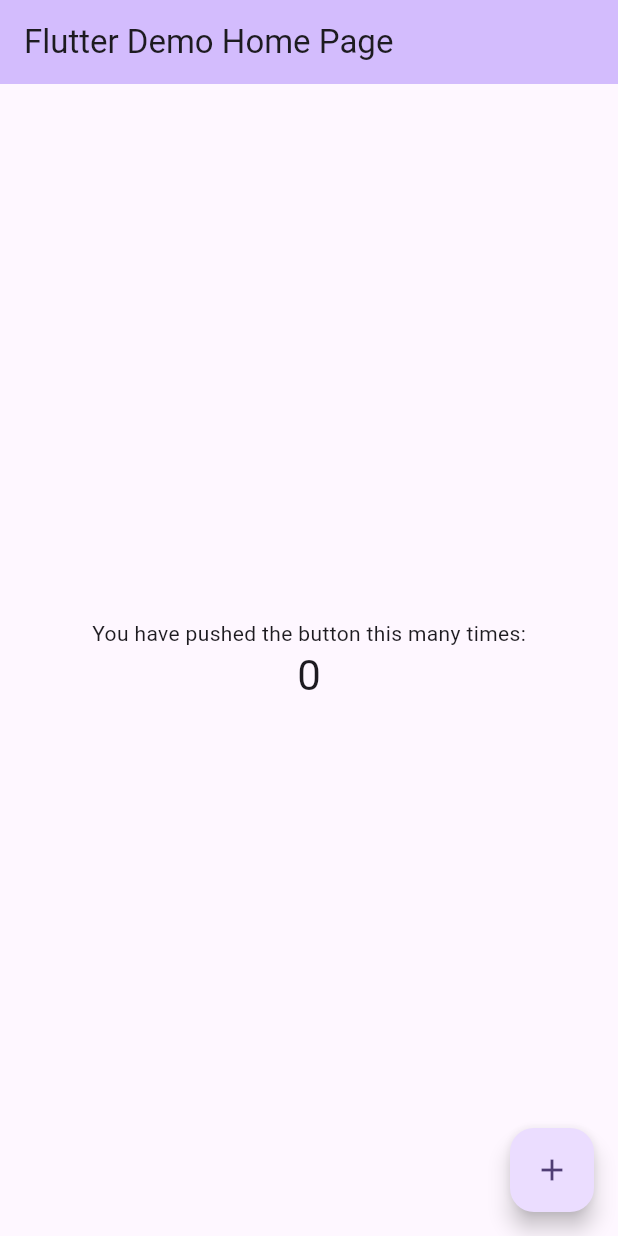
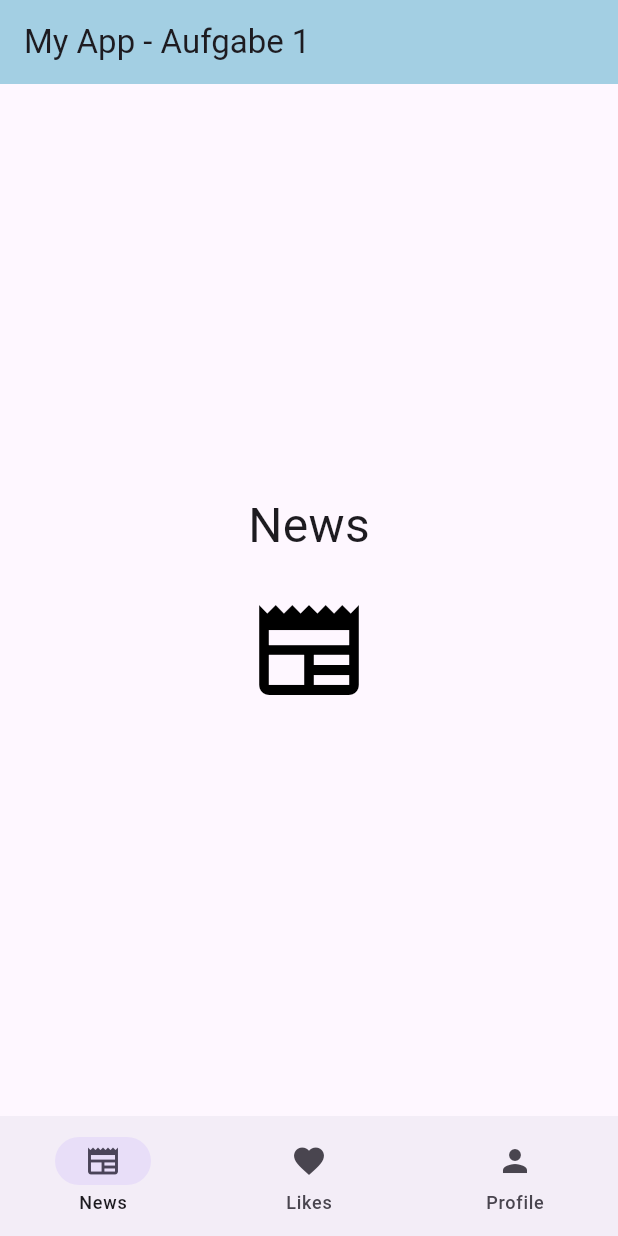
Before and after one commit to FrancescBrau/tasksheet_0210_fb, a Flutter app: the screen it shows after launch, on a phone screen of 412 x 824 dp. Run offline on Flutter 3.47's test engine with Material 3 defaults, Android fonts, the phone set to English and light mode, and no system bars.

Commit message:
first commit - Aufgabe 1

```diff
--- a/lib/main.dart
+++ b/lib/main.dart
@@ -7,119 +7,137 @@ void main() {
 class MyApp extends StatelessWidget {
   const MyApp({super.key});
 
-  // This widget is the root of your application.
   @override
   Widget build(BuildContext context) {
     return MaterialApp(
-      title: 'Flutter Demo',
+      title: 'My App',
       theme: ThemeData(
-        // This is the theme of your application.
-        //
-        // TRY THIS: Try running your application with "flutter run". You'll see
-        // the application has a purple toolbar. Then, without quitting the app,
-        // try changing the seedColor in the colorScheme below to Colors.green
-        // and then invoke "hot reload" (save your changes or press the "hot
-        // reload" button in a Flutter-supported IDE, or press "r" if you used
-        // the command line to start the app).
-        //
-        // Notice that the counter didn't reset back to zero; the application
-        // state is not lost during the reload. To reset the state, use hot
-        // restart instead.
-        //
-        // This works for code too, not just values: Most code changes can be
-        // tested with just a hot reload.
-        colorScheme: ColorScheme.fromSeed(seedColor: Colors.deepPurple),
-        useMaterial3: true,
+        primarySwatch: Colors.blue,
       ),
-      home: const MyHomePage(title: 'Flutter Demo Home Page'),
+      home: const _AppHomeState(),
     );
   }
 }
 
-class MyHomePage extends StatefulWidget {
-  const MyHomePage({super.key, required this.title});
-
-  // This widget is the home page of your application. It is stateful, meaning
-  // that it has a State object (defined below) that contains fields that affect
-  // how it looks.
-
-  // This class is the configuration for the state. It holds the values (in this
-  // case the title) provided by the parent (in this case the App widget) and
-  // used by the build method of the State. Fields in a Widget subclass are
-  // always marked "final".
-
-  final String title;
+class _AppHomeState extends StatefulWidget {
+  // ignore: unused_element
+  const _AppHomeState({super.key});
 
   @override
-  State<MyHomePage> createState() => _MyHomePageState();
+  State<_AppHomeState> createState() => _AppHomeStateState();
 }
 
-class _MyHomePageState extends State<MyHomePage> {
-  int _counter = 0;
+class _AppHomeStateState extends State<_AppHomeState> {
+  int currentIndex = 0;
 
-  void _incrementCounter() {
-    setState(() {
-      // This call to setState tells the Flutter framework that something has
-      // changed in this State, which causes it to rerun the build method below
-      // so that the display can reflect the updated values. If we changed
-      // _counter without calling setState(), then the build method would not be
-      // called again, and so nothing would appear to happen.
-      _counter++;
-    });
-  }
+  final List<Widget> widgets = [
+    const NewsWidget(),
+    const LikesWidget(),
+    const ProfileWidget(),
+  ];
 
   @override
   Widget build(BuildContext context) {
-    // This method is rerun every time setState is called, for instance as done
-    // by the _incrementCounter method above.
-    //
-    // The Flutter framework has been optimized to make rerunning build methods
-    // fast, so that you can just rebuild anything that needs updating rather
-    // than having to individually change instances of widgets.
     return Scaffold(
       appBar: AppBar(
-        // TRY THIS: Try changing the color here to a specific color (to
-        // Colors.amber, perhaps?) and trigger a hot reload to see the AppBar
-        // change color while the other colors stay the same.
-        backgroundColor: Theme.of(context).colorScheme.inversePrimary,
-        // Here we take the value from the MyHomePage object that was created by
-        // the App.build method, and use it to set our appbar title.
-        title: Text(widget.title),
+        title: const Text('My App - Aufgabe 1'),
+        backgroundColor: const Color.fromARGB(255, 163, 207, 227),
       ),
-      body: Center(
-        // Center is a layout widget. It takes a single child and positions it
-        // in the middle of the parent.
-        child: Column(
-          // Column is also a layout widget. It takes a list of children and
-          // arranges them vertically. By default, it sizes itself to fit its
-          // children horizontally, and tries to be as tall as its parent.
-          //
-          // Column has various properties to control how it sizes itself and
-          // how it positions its children. Here we use mainAxisAlignment to
-          // center the children vertically; the main axis here is the vertical
-          // axis because Columns are vertical (the cross axis would be
-          // horizontal).
-          //
-          // TRY THIS: Invoke "debug painting" (choose the "Toggle Debug Paint"
-          // action in the IDE, or press "p" in the console), to see the
-          // wireframe for each widget.
-          mainAxisAlignment: MainAxisAlignment.center,
-          children: <Widget>[
-            const Text(
-              'You have pushed the button this many times:',
-            ),
-            Text(
-              '$_counter',
-              style: Theme.of(context).textTheme.headlineMedium,
-            ),
-          ],
-        ),
+      bottomNavigationBar: NavigationBar(
+        selectedIndex: currentIndex,
+        onDestinationSelected: (int index) {
+          setState(() {
+            currentIndex = index;
+          });
+        },
+        destinations: const [
+          NavigationDestination(icon: Icon(Icons.newspaper), label: "News"),
+          NavigationDestination(icon: Icon(Icons.favorite), label: "Likes"),
+          NavigationDestination(icon: Icon(Icons.person), label: "Profile"),
+        ],
       ),
-      floatingActionButton: FloatingActionButton(
-        onPressed: _incrementCounter,
-        tooltip: 'Increment',
-        child: const Icon(Icons.add),
-      ), // This trailing comma makes auto-formatting nicer for build methods.
+      body: widgets[currentIndex],
     );
   }
 }
+
+class NewsWidget extends StatelessWidget {
+  const NewsWidget({super.key});
+
+  @override
+  Widget build(BuildContext context) {
+    return const Center(
+      child: Column(
+        mainAxisAlignment: MainAxisAlignment.center,
+        children: [
+          Text(
+            'News',
+            style: TextStyle(fontSize: 32),
+          ),
+          SizedBox(height: 20),
+          Icon(
+            Icons.newspaper,
+            size: 80,
+            color: Colors.black, // Corregido
+          ),
+        ],
+      ),
+    );
+  }
+}
+
+class LikesWidget extends StatelessWidget {
+  const LikesWidget({super.key});
+
+  @override
+  Widget build(BuildContext context) {
+    return const Center(
+      child: Column(
+        mainAxisAlignment: MainAxisAlignment.start,
+        children: [
+          Text(
+            "Likes",
+            style: TextStyle(fontSize: 32),
+          ),
+          SizedBox(height: 16),
+          Text(
+            "Hier findest du deine gelikten Nachrichten.",
+            textAlign: TextAlign.center,
+            style: TextStyle(
+              fontSize: 20,
+              color: Colors.grey,
+            ),
+          )
+        ],
+      ),
+    );
+  }
+}
+
+class ProfileWidget extends StatelessWidget {
+  const ProfileWidget({super.key});
+
+  @override
+  Widget build(BuildContext context) {
+    return const Center(
+      child: Column(
+        mainAxisAlignment: MainAxisAlignment.start,
+        children: [
+          Text("Profile", style: TextStyle(fontSize: 32)),
+          SizedBox(height: 20),
+          Icon(
+            Icons.person,
+            size: 80,
+            color: Colors.black,
+          ),
+          SizedBox(height: 16),
+          Text(
+            "Max Mustermann",
+            style: TextStyle(
+                fontSize: 32, fontWeight: FontWeight.bold, color: Colors.black),
+          ),
+        ],
+      ),
+    );
+  }
+}
```
Also changed, not shown: 1 other file.
